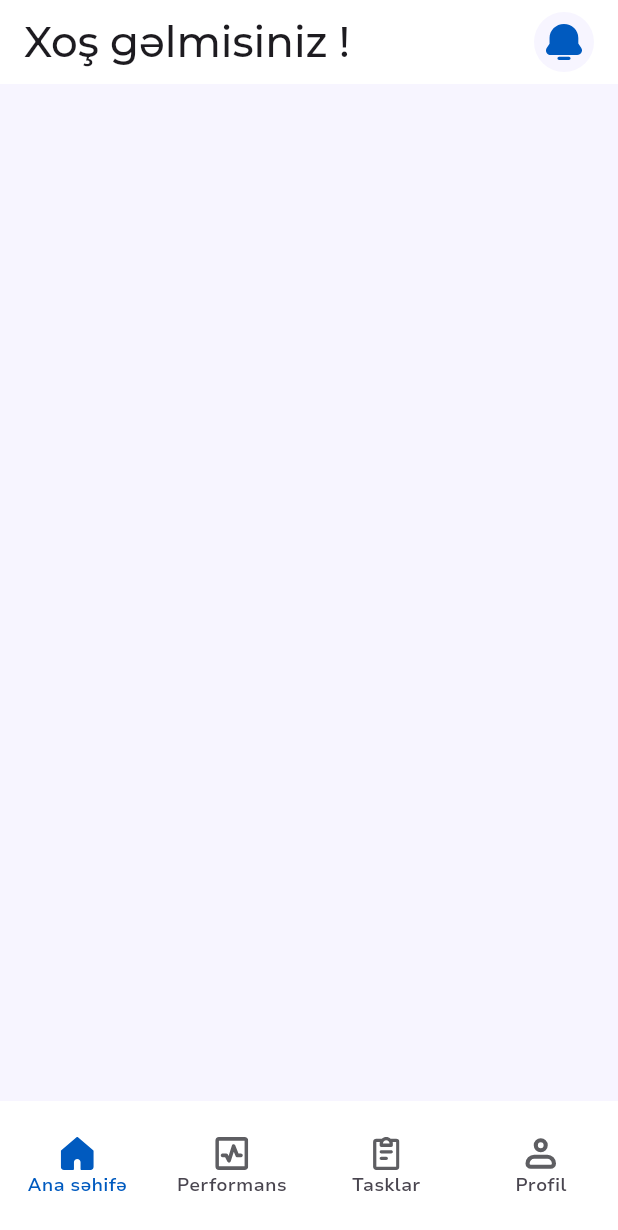
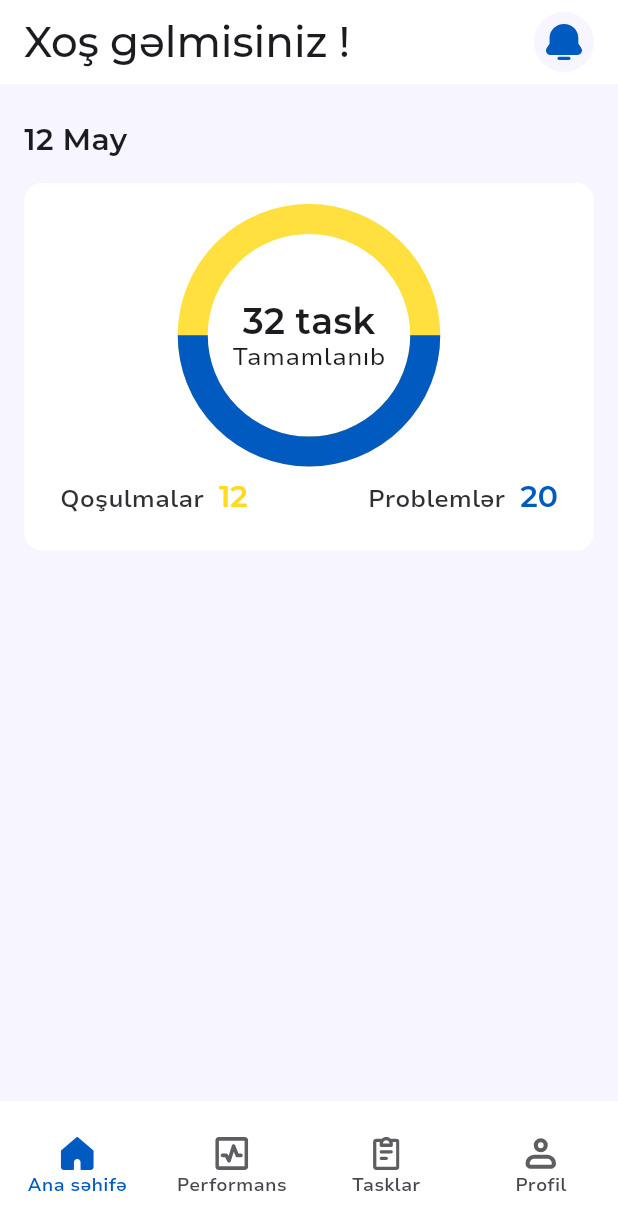
Before and after one commit to MansurSarkhanov/DigiTask, a Flutter app: the screen it shows after launch, on a phone screen of 412 x 824 dp. Shown: the top 1230 px of the screen. Run offline on Flutter 3.47's test engine with Material 3 defaults, Android fonts, the phone set to English and light mode, and no system bars; our stand-ins replace flutter_svg, go_router; project files that could hold a hidden picture were left out.

Commit message:
task card finish

```diff
--- a/digi_task/lib/bloc/theme/theme_scope_widget.dart
+++ b/digi_task/lib/bloc/theme/theme_scope_widget.dart
@@ -310,6 +310,7 @@ class ThemeScopeWidgetState extends State<ThemeScopeWidget> {
           fontSize: 20,
           height: 26 / 20,
           fontWeight: FontWeight.w500,
+            color: appColors.neutralColor10
         ),
         subtitle2SemiBold: TextStyle(
           fontFamily: montserratFontFamily,
--- a/digi_task/lib/presentation/pages/home/home_page.dart
+++ b/digi_task/lib/presentation/pages/home/home_page.dart
@@ -2,6 +2,7 @@ import 'package:digi_task/core/constants/theme/theme_ext.dart';
 import 'package:digi_task/presentation/pages/home/widgets/bottom_navbar.dart';
 import 'package:flutter/material.dart';
 
+import 'view/home_tab.dart';
 import 'widgets/notification_icon.dart';
 
 class HomePage extends StatefulWidget {
@@ -32,6 +33,15 @@ class _HomePageState extends State<HomePage> with TickerProviderStateMixin {
         ),
         actions: const [NotificationIcon()],
       ),
+      body: TabBarView(
+        controller: tabController,
+        children: const [
+          HomeTaView(),
+          HomeTaView(),
+          HomeTaView(),
+          HomeTaView(),
+        ],
+      ),
     );
   }
 }
--- /dev/null
+++ b/digi_task/lib/presentation/pages/home/view/home_tab.dart
@@ -0,0 +1,27 @@
+import 'package:digi_task/core/constants/theme/theme_ext.dart';
+import 'package:digi_task/presentation/pages/home/widgets/tasks_card.dart';
+import 'package:flutter/material.dart';
+
+class HomeTaView extends StatelessWidget {
+  const HomeTaView({super.key});
+
+  @override
+  Widget build(BuildContext context) {
+    return Padding(
+      padding: const EdgeInsets.only(top: 24.0, left: 16, right: 16),
+      child: Column(
+        crossAxisAlignment: CrossAxisAlignment.start,
+        children: [
+          Text(
+            "12 May",
+            style: context.typography.subtitle2SemiBold,
+          ),
+          const SizedBox(
+            height: 16,
+          ),
+          const TasksCard()
+        ],
+      ),
+    );
+  }
+}
--- /dev/null
+++ b/digi_task/lib/presentation/pages/home/widgets/tasks_card.dart
@@ -0,0 +1,95 @@
+import 'package:digi_task/core/constants/theme/theme_ext.dart';
+import 'package:flutter/material.dart';
+
+class TasksCard extends StatelessWidget {
+  const TasksCard({super.key});
+
+  @override
+  Widget build(BuildContext context) {
+    return Container(
+      decoration: BoxDecoration(color: context.colors.neutralColor100, borderRadius: BorderRadius.circular(12)),
+      child: Padding(
+        padding: const EdgeInsets.all(24),
+        child: Column(
+          children: [
+            Stack(
+              alignment: Alignment.center,
+              children: [
+                SizedBox(
+                  height: 155,
+                  width: 155,
+                  child: Transform(
+                    alignment: FractionalOffset.center,
+                    transform: Matrix4.identity()..rotateZ(90 * 3.1415927 / 180),
+                    child: CircularProgressIndicator(
+                      value: 0.5,
+                      strokeWidth: 20,
+                      color: context.colors.primaryColor50,
+                      backgroundColor: context.colors.secondaryColor80,
+                    ),
+                  ),
+                ),
+                Column(
+                  children: [
+                    Text(
+                      '32 task',
+                      style: context.typography.h6SemiBold,
+                    ),
+                    Text(
+                      'Tamamlanıb',
+                      style: context.typography.body2Regular,
+                    )
+                  ],
+                ),
+              ],
+            ),
+            const SizedBox(
+              height: 16,
+            ),
+            Row(
+              mainAxisAlignment: MainAxisAlignment.spaceBetween,
+              children: [
+                RichText(
+                  textAlign: TextAlign.center,
+                  text: TextSpan(
+                    children: [
+                      TextSpan(
+                        text: 'Qoşulmalar',
+                        style: context.typography.body2SemiBold.copyWith(color: context.colors.neutralColor30),
+                      ),
+                      const WidgetSpan(
+                        child: SizedBox(width: 10),
+                      ),
+                      TextSpan(
+                        text: '12',
+                        style: context.typography.subtitle2SemiBold.copyWith(color: context.colors.secondaryColor70),
+                      ),
+                    ],
+                  ),
+                ),
+                RichText(
+                  textAlign: TextAlign.center,
+                  text: TextSpan(
+                    children: [
+                      TextSpan(
+                        text: 'Problemlər',
+                        style: context.typography.body2SemiBold.copyWith(color: context.colors.neutralColor30),
+                      ),
+                      const WidgetSpan(
+                        child: SizedBox(width: 10),
+                      ),
+                      TextSpan(
+                        text: '20',
+                        style: context.typography.subtitle2SemiBold.copyWith(color: context.colors.primaryColor50),
+                      ),
+                    ],
+                  ),
+                )
+              ],
+            )
+          ],
+        ),
+      ),
+    );
+  }
+}
```
